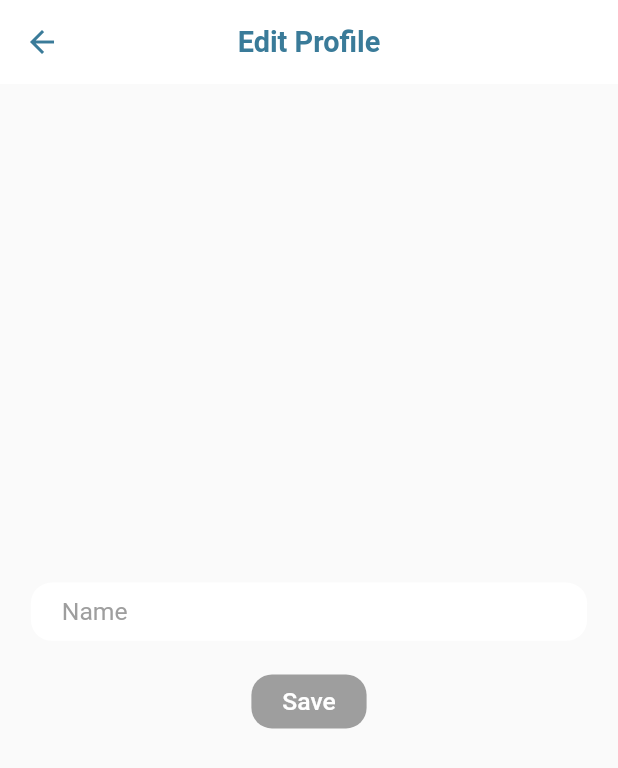
After one commit to Addin15/jomhack_frontend, a Flutter app: the Nav screen opened directly, item 4 of the bottom bar chosen, after a tap on "Edit Profile", on a phone screen of 412 x 824 dp. The commit adds this screen. Shown: the top 768 px of the screen. Run offline on Flutter 3.47's test engine with Material 2 defaults, Android fonts, the phone set to English and light mode, and no system bars; our stand-ins replace flutter_secure_storage, flutter_spinkit, ionicons, sizer, syncfusion_flutter_gauges, syncfusion_flutter_sliders; missing offline and left inert: syncfusion_flutter_core; accounts and stored records are empty; network calls fail.

Commit message:
update profile

```diff
--- a/lib/pages/calculator/calculator.dart
+++ b/lib/pages/calculator/calculator.dart
@@ -13,7 +13,6 @@ class Calculator extends StatefulWidget {
 }
 
 class _CalculatorState extends State<Calculator> {
-
   final TextEditingController _controller = TextEditingController();
   final TextEditingController _returnRateController = TextEditingController();
   final TextEditingController _timePeriodController = TextEditingController();
@@ -26,7 +25,6 @@ class _CalculatorState extends State<Calculator> {
   late double _totalInvestment;
   late double _result;
   late double i;
-
 
   @override
   void initState() {
@@ -49,6 +47,7 @@ class _CalculatorState extends State<Calculator> {
   @override
   Widget build(BuildContext context) {
     return SingleChildScrollView(
+      physics: const BouncingScrollPhysics(),
       child: Column(
         children: [
           Padding(
@@ -63,7 +62,6 @@ class _CalculatorState extends State<Calculator> {
                     color: const Color(0xFF98a4ff),
                   ),
                 ),
-
                 const SizedBox(width: 3),
                 const Text('Invested amount'),
                 const SizedBox(width: 30),
@@ -110,32 +108,28 @@ class _CalculatorState extends State<Calculator> {
                       color: const Color(0xFF5367ff),
                       startWidth: 0.35,
                       endWidth: 0.35),
-                ], annotations: <GaugeAnnotation>[
-
+                ],
+                annotations: <GaugeAnnotation>[
                   GaugeAnnotation(
                       widget: Row(
                         children: <Widget>[
                           Text(
-                        'RM '+_totalInvestment.toStringAsFixed(0),
+                            'RM ' + _totalInvestment.toStringAsFixed(0),
                             style: TextStyle(
                                 fontSize: 16,
                                 fontFamily: 'Times',
                                 fontWeight: FontWeight.bold,
                                 color: const Color(0xFF00A8B5)),
                           ),
-
                         ],
                       ),
                       positionFactor: 1.2,
                       angle: 0)
-
-
                 ],
               ),
             ],
           ),
           const SizedBox(height: 50),
-
           Column(
             children: <Widget>[
               SizedBox(
@@ -341,8 +335,7 @@ class _CalculatorState extends State<Calculator> {
                 ),
               ),
               const SizedBox(height: 50),
-              Text('In '+_timePeriod.toStringAsFixed(0)+' Years'),
-
+              Text('In ' + _timePeriod.toStringAsFixed(0) + ' Years'),
               SizedBox(
                 width: 350,
                 child: Padding(
@@ -381,7 +374,6 @@ class _CalculatorState extends State<Calculator> {
                   ),
                 ),
               ),
-
               SizedBox(
                 width: 350,
                 child: Padding(
--- a/lib/pages/nav.dart
+++ b/lib/pages/nav.dart
@@ -27,13 +27,26 @@ class _NavState extends State<Nav> {
         backgroundColor: AppColor.background,
         elevation: 0,
         centerTitle: true,
-        title: Text(
-          'GetInsured',
-          style: TextStyle(
-            fontSize: 14.sp,
-            fontWeight: FontWeight.bold,
-            color: AppColor.tertiary,
-          ),
+        title: Row(
+          mainAxisAlignment: MainAxisAlignment.center,
+          children: [
+            Text(
+              'Get',
+              style: TextStyle(
+                fontSize: 14.sp,
+                fontWeight: FontWeight.w400,
+                color: AppColor.tertiary,
+              ),
+            ),
+            Text(
+              'Insured',
+              style: TextStyle(
+                fontSize: 14.sp,
+                fontWeight: FontWeight.bold,
+                color: AppColor.tertiary,
+              ),
+            ),
+          ],
         ),
       ),
       body: PageView(
--- /dev/null
+++ b/lib/pages/profile/edit_profile.dart
@@ -0,0 +1,125 @@
+import 'package:flutter/material.dart';
+import 'package:flutter_spinkit/flutter_spinkit.dart';
+import 'package:jomhack/models/user.dart';
+import 'package:jomhack/services/api_service.dart';
+import 'package:jomhack/services/auth_service.dart';
+import 'package:jomhack/templates/custom_widgets.dart';
+import 'package:provider/provider.dart';
+import 'package:sizer/sizer.dart';
+
+import '../../themes/colors.dart';
+
+class EditProfile extends StatefulWidget {
+  const EditProfile({
+    super.key,
+    required this.user,
+  });
+
+  final XUser user;
+
+  @override
+  State<EditProfile> createState() => _EditProfileState();
+}
+
+class _EditProfileState extends State<EditProfile> {
+  late TextEditingController _nameController;
+  final FocusNode _nameFocus = FocusNode();
+
+  bool unchanged = true;
+  bool isSaving = false;
+
+  @override
+  void initState() {
+    _nameController = TextEditingController(text: widget.user.name);
+    super.initState();
+  }
+
+  @override
+  Widget build(BuildContext context) {
+    return Stack(
+      children: [
+        GestureDetector(
+          onTap: () => FocusScope.of(context).unfocus(),
+          child: Scaffold(
+            appBar: AppBar(
+              leading: const BackButton(color: AppColor.tertiary),
+              elevation: 0,
+              backgroundColor: AppColor.background,
+              centerTitle: true,
+              title: Text(
+                'Edit Profile',
+                style: TextStyle(
+                  fontSize: 14.sp,
+                  fontWeight: FontWeight.bold,
+                  color: AppColor.tertiary,
+                ),
+              ),
+            ),
+            body: Container(
+              padding: EdgeInsets.symmetric(horizontal: 5.w, vertical: 1.h),
+              child: Column(
+                mainAxisAlignment: MainAxisAlignment.center,
+                children: [
+                  customTextFormField(
+                    controller: _nameController,
+                    focusNode: _nameFocus,
+                    hintText: 'Name',
+                    validator: (text) => text == null || text.isEmpty
+                        ? 'Name can\'t be empty'
+                        : null,
+                    onChanged: (val) {
+                      setState(() {
+                        unchanged = false;
+                      });
+                    },
+                  ),
+                  SizedBox(height: 2.h),
+                  customTextButton(
+                    label: 'Save',
+                    backgroundColor:
+                        unchanged ? Colors.grey : AppColor.tertiary,
+                    onPressed: unchanged
+                        ? null
+                        : () async {
+                            FocusScope.of(context).unfocus();
+                            setState(() {
+                              isSaving = true;
+                            });
+
+                            AuthService auth =
+                                Provider.of(context, listen: false);
+                            bool res =
+                                await auth.edit(name: _nameController.text);
+
+                            if (res) {
+                              setState(() {
+                                isSaving = false;
+                                unchanged = true;
+                                widget.user.name = _nameController.text;
+                              });
+                            } else {
+                              setState(() {
+                                isSaving = false;
+                              });
+                            }
+                          },
+                  ),
+                ],
+              ),
+            ),
+          ),
+        ),
+        isSaving
+            ? Container(
+                alignment: Alignment.center,
+                color: AppColor.background,
+                child: SpinKitFadingCube(
+                  color: AppColor.tertiary,
+                  size: 30.sp,
+                ),
+              )
+            : const SizedBox.shrink(),
+      ],
+    );
+  }
+}
--- a/lib/pages/profile/profile.dart
+++ b/lib/pages/profile/profile.dart
@@ -1,12 +1,13 @@
+import 'package:flutter/cupertino.dart';
 import 'package:flutter/material.dart';
+import 'package:ionicons/ionicons.dart';
+import 'package:jomhack/pages/profile/edit_profile.dart';
+import 'package:jomhack/themes/colors.dart';
+import 'package:provider/provider.dart';
+import 'package:sizer/sizer.dart';
 
-import 'package:jomhack/services/api_service.dart';
-import 'package:jomhack/services/auth_service.dart';
-import 'package:jomhack/templates/custom_widgets.dart';
-import 'package:provider/provider.dart';
-
-import '../../models/provider.dart';
 import '../../models/user.dart';
+import '../../services/auth_service.dart';
 
 class Profile extends StatefulWidget {
   const Profile({super.key});
@@ -16,139 +17,144 @@ class Profile extends StatefulWidget {
 }
 
 class _ProfileState extends State<Profile> {
-
-
   @override
   Widget build(BuildContext context) {
+    AuthService auth = Provider.of<AuthService>(context, listen: false);
+    XUser user = auth.user!;
 
-    double width = MediaQuery.of(context).size.width;
-    double height = MediaQuery.of(context).size.height;
-    return Stack(
-      fit: StackFit.expand,
+    return Container(
+      padding: EdgeInsets.symmetric(horizontal: 3.w, vertical: 1.h),
+      child: Column(
         children: [
-        Container(
-          decoration: BoxDecoration(
-            gradient: LinearGradient(
-              colors: [
-                Color.fromRGBO(4, 9, 35, 1),
-                Color.fromRGBO(39, 105, 171, 1),
-              ],
-              begin: FractionalOffset.bottomCenter,
-              end: FractionalOffset.topCenter,
+          CircleAvatar(
+            radius: 35.sp,
+            backgroundColor: AppColor.tertiary,
+            child: Icon(
+              Ionicons.person,
+              size: 35.sp,
             ),
           ),
+          SizedBox(height: 1.5.h),
+          Text(
+            user.name.toString(),
+            style: TextStyle(
+              fontSize: 16.sp,
+              fontWeight: FontWeight.bold,
+              color: AppColor.tertiary,
             ),
-        Scaffold(
-          backgroundColor: Colors.transparent,
-          body: SingleChildScrollView(
-            physics: BouncingScrollPhysics(),
-            child: Padding(
-              padding: const EdgeInsets.symmetric(horizontal: 16, vertical: 73),
-              child: Column(
-                children: [
-                  Row(
-                    mainAxisAlignment: MainAxisAlignment.spaceBetween,
-                    children: [
-
+          ),
+          SizedBox(height: 2.h),
+          buildSetting([
+            Setting(
+              icon: Ionicons.pencil,
+              label: 'Edit Profile',
+              color: Colors.blueAccent,
+              onTap: () {
+                Navigator.push(
+                  context,
+                  CupertinoPageRoute(
+                    builder: (context) => EditProfile(user: user),
+                  ),
+                );
+              },
+            ),
+            Setting(
+              icon: Ionicons.document_text_outline,
+              label: 'Assestment',
+              color: Colors.orange,
+              onTap: () {},
+            ),
+          ]),
+          SizedBox(height: 2.h),
+          buildSetting([
+            Setting(
+              icon: Ionicons.help_outline,
+              label: 'FAQs',
+              color: Colors.indigo,
+              onTap: () {},
+            ),
+            Setting(
+              icon: Ionicons.information_outline,
+              label: 'Privacy & Policy',
+              color: Colors.cyan,
+              onTap: () {},
+            ),
+          ]),
+          SizedBox(height: 5.h),
+          buildSetting([
+            Setting(
+              icon: Ionicons.log_out_outline,
+              label: 'Logout',
+              color: Colors.red,
+              onTap: () {
+                auth.logout();
+              },
+            ),
+          ]),
         ],
       ),
+    );
+  }
 
-                  Text(
-                    'My Profile',
-                    textAlign: TextAlign.center,
-                    style: TextStyle(
-                      color: Colors.white,
-                      fontSize: 34,
-                    ),
-                  ),
-
-                  SizedBox(
-                    height: 22,
-                  ),
-
-                  Container(
-                    height: height * 0.6,
-                    child: LayoutBuilder(
-                      builder: (context, constraints) {
-                        double innerHeight = constraints.maxHeight;
-                        double innerWidth = constraints.maxWidth;
-                        return Stack(
-                          fit: StackFit.expand,
-                          children: [
-                            Positioned(
-                              bottom: 0,
-                              left: 0,
-                              right: 0,
-                              child: Container(
-                                height: innerHeight * 1,
-                                width: innerWidth,
+  Widget buildSetting(List<Setting> settings) => Container(
+        padding: EdgeInsets.symmetric(horizontal: 2.w, vertical: 1.h),
         decoration: BoxDecoration(
-                                  borderRadius: BorderRadius.circular(30),
-                                  color: Colors.white,
+          borderRadius: BorderRadius.circular(5.sp),
+          color: AppColor.background,
         ),
         child: Column(
           children: [
-
-                                    FutureBuilder<Map>(
-                                    future: APIService.getUserData(),
-                                      builder: (context,snapshot) {
-                                      print(snapshot.data);
-                                      if(snapshot.hasData) {
-                                        return Container(
-                                        height: 300,
-                                        child: new ListView.builder(
-                                        itemCount: snapshot.data?.length,
-                                        itemBuilder: (BuildContext context, int index) {
-                                        String key = snapshot.data?.keys.elementAt(index);
-
-                                        return new Column(
-                                        children: <Widget>[
-                                        new ListTile(
-                                        title: new Text("$key"),
-                                        subtitle: new Text("${snapshot.data?[key]}"),
+            ...settings.map((s) {
+              return Column(
+                children: [
+                  GestureDetector(
+                    onTap: s.onTap,
+                    child: Row(
+                      children: [
+                        Container(
+                          alignment: Alignment.center,
+                          padding: EdgeInsets.all(3.sp),
+                          decoration: BoxDecoration(
+                            borderRadius: BorderRadius.circular(5.sp),
+                            color: s.color,
                           ),
-                                        new Divider(
-                                        height: 2.0,
-                                        ),
-                                          ],
-                                        );
-                                        },
-                                        ),
-                                        );
-} else {
-    return const Center(
-    child: Text('No Data Found'),
-    );
-
-
-    };})],
+                          child: Icon(
+                            s.icon,
+                            size: 15.sp,
+                            color: Colors.white,
                           ),
                         ),
+                        SizedBox(width: 2.w),
+                        Expanded(child: Text(s.label)),
+                        Icon(
+                          Ionicons.chevron_forward_outline,
+                          size: 10.sp,
+                          color: Colors.grey,
                         ),
-
-                          ],
-                        );
-                      },
-                    ),
-                  ),
-
-                  customTextButton(
-                    label: 'Logout',
-                      onPressed: () {
-                    AuthService auth = Provider.of(context, listen: false);
-
-                    auth.logout();
-                      },
-                      ),
-
-
                       ],
                     ),
                   ),
-          ),
-        )
+                  settings.last != s
+                      ? const Divider(color: AppColor.primary)
+                      : const SizedBox.shrink(),
                 ],
               );
+            }).toList()
+          ],
+        ),
+      );
+}
 
+class Setting {
+  final IconData icon;
+  final String label;
+  final Function()? onTap;
+  final Color color;
+
+  Setting({
+    required this.icon,
+    required this.label,
+    required this.onTap,
+    required this.color,
+  });
 }
-}
```
Also changed, not shown: lib/services/auth_service.dart (+9 -16 lines). Lines whose indentation alone changed are shown as unchanged.
